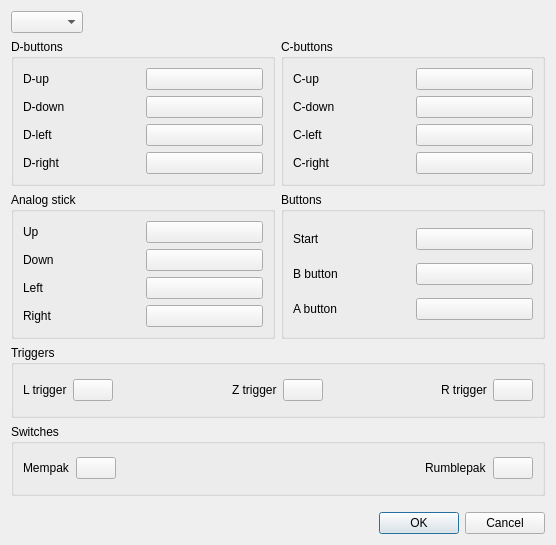
Above: src/dialogs/inputdialog.ui from LankSkywalker/LankSkywalker.github.ioQ before the change. Below: the same form after it.
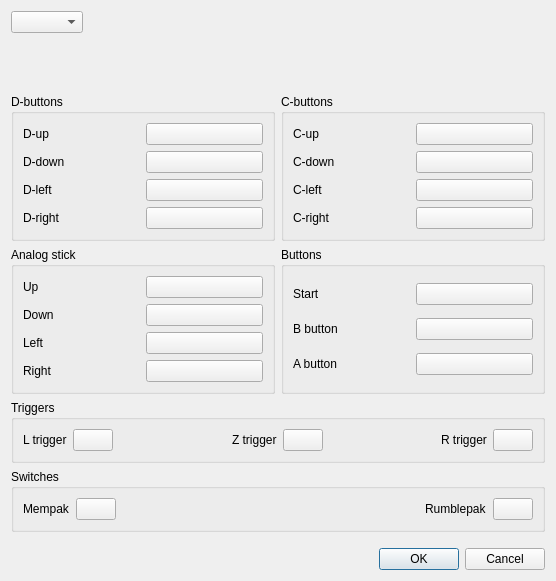
That is the form after the change.

The edit to the form file:
```diff
--- a/src/dialogs/inputdialog.ui
+++ b/src/dialogs/inputdialog.ui
@@ -7,7 +7,7 @@
     <x>0</x>
     <y>0</y>
     <width>556</width>
-    <height>545</height>
+    <height>581</height>
    </rect>
   </property>
   <property name="windowTitle">
@@ -30,6 +30,9 @@
      </property>
     </widget>
    </item>
+   <item>
+    <widget class="QStackedWidget" name="otherParams"/>
+   </item>
    <item>
     <layout class="QGridLayout" name="gridLayout">
      <property name="bottomMargin">
```
Left out of the diff: 12 changed lines with no effect on the pictures.
